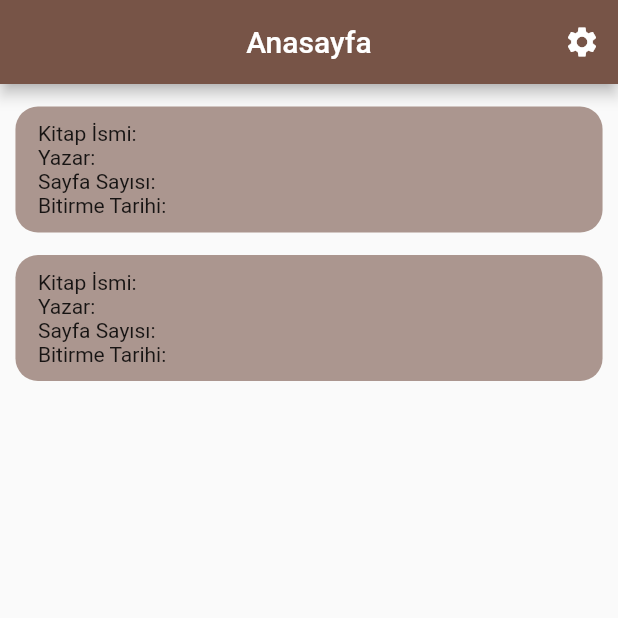
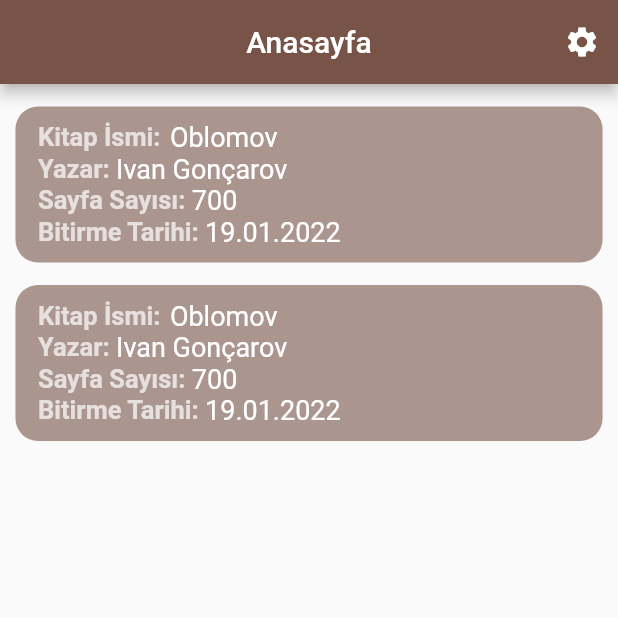
Before and after one commit to rabiaokatan/flutter_book_app, a Flutter app: the screen it shows after launch, on a phone screen of 412 x 824 dp, the top half of it. Run offline on Flutter 3.47's test engine with Material 2 defaults, Android fonts, the phone set to English and light mode, and no system bars.

Commit message:
update book_card

```diff
--- a/lib/widgets/book_card.dart
+++ b/lib/widgets/book_card.dart
@@ -5,23 +5,82 @@ class BookCard extends StatelessWidget {
 
   @override
   Widget build(BuildContext context) {
+    Size _size = MediaQuery.of(context).size;
     return Center(
       child: Padding(
         padding: const EdgeInsets.only(top: 15),
         child: Container(
-          width: MediaQuery.of(context).size.width * 0.95,
+          width: _size.width * 0.95,
           decoration: BoxDecoration(
-              borderRadius: BorderRadius.circular(15),
-              color: Theme.of(context).colorScheme.secondary,),
+            borderRadius: BorderRadius.circular(15),
+            color: Theme.of(context).colorScheme.secondary,
+          ),
           child: Padding(
             padding: const EdgeInsets.symmetric(vertical: 10, horizontal: 15),
             child: Column(
               crossAxisAlignment: CrossAxisAlignment.start,
-              children: const [
-                Text("Kitap İsmi: "),
-                Text("Yazar: "),
-                Text("Sayfa Sayısı: "),
-                Text("Bitirme Tarihi: "),
+              children: [
+                Row(
+                  children: [
+                    const Text(
+                      "Kitap İsmi: ",
+                      style: TextStyle(
+                          fontSize: 17,
+                          fontWeight: FontWeight.bold,
+                          color: Colors.white70),
+                    ),
+                    SizedBox(width: _size.width * 0.005),
+                    Text(
+                      "Oblomov",
+                      style: TextStyle(fontSize: 18, color: Colors.white),
+                    ),
+                  ],
+                ),
+                Row(
+                  children: const [
+                    Text(
+                      "Yazar: ",
+                      style: TextStyle(
+                          fontSize: 17,
+                          fontWeight: FontWeight.bold,
+                          color: Colors.white70),
+                    ),
+                    Text(
+                      "Ivan Gonçarov",
+                      style: TextStyle(fontSize: 18, color: Colors.white),
+                    ),
+                  ],
+                ),
+                Row(
+                  children: const [
+                    Text(
+                      "Sayfa Sayısı: ",
+                      style: TextStyle(
+                          fontSize: 17,
+                          fontWeight: FontWeight.bold,
+                          color: Colors.white70),
+                    ),
+                    Text(
+                      "700",
+                      style: TextStyle(fontSize: 18, color: Colors.white),
+                    ),
+                  ],
+                ),
+                Row(
+                  children: const [
+                    Text(
+                      "Bitirme Tarihi: ",
+                      style: TextStyle(
+                          fontSize: 17,
+                          fontWeight: FontWeight.bold,
+                          color: Colors.white70),
+                    ),
+                    Text(
+                      "19.01.2022",
+                      style: TextStyle(fontSize: 18, color: Colors.white),
+                    ),
+                  ],
+                ),
               ],
             ),
           ),
```
